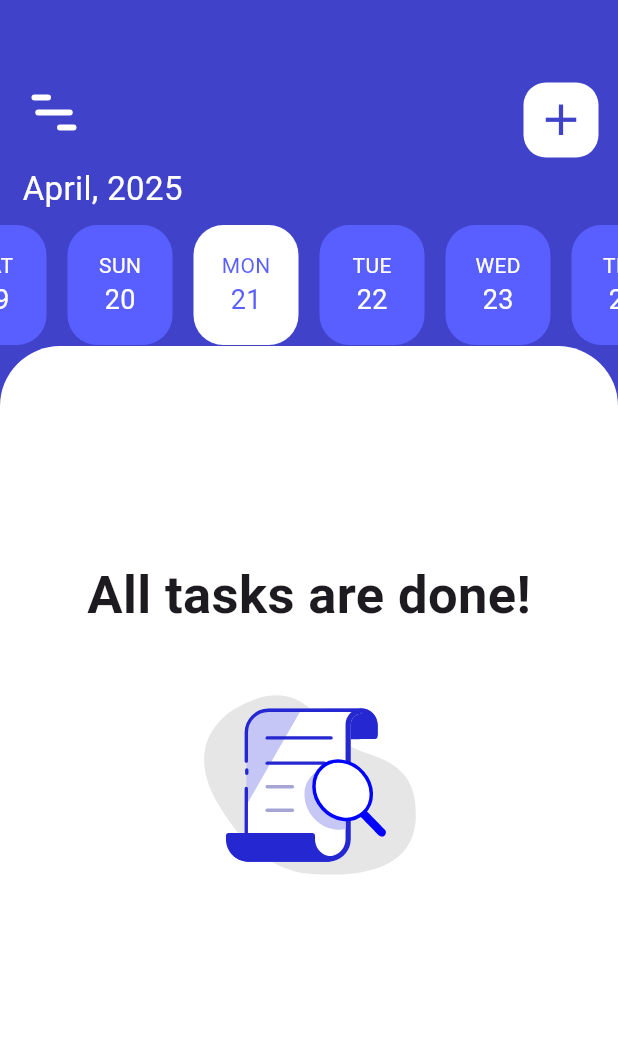
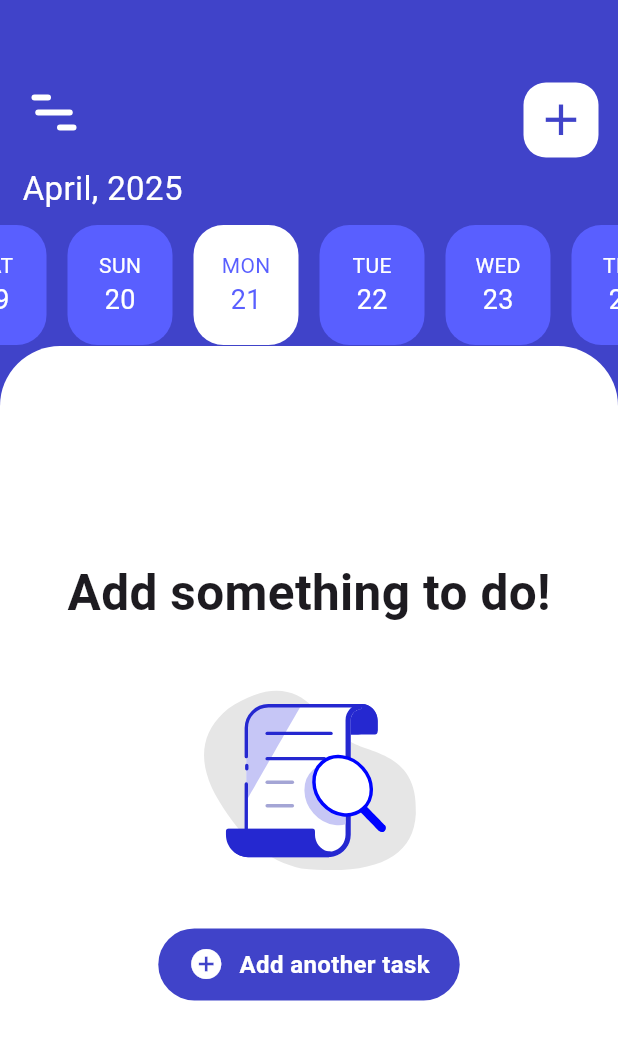
Before and after one commit to LocTime1/coursework, a Flutter app: the screen it shows after launch, on a phone screen of 412 x 824 dp. Shown: the top 1040 px of the screen. Run offline on Flutter 3.47's test engine with Material 3 defaults, Android fonts, the phone set to English and light mode, and no system bars; our stand-ins replace lottie, sqflite; accounts and stored records are empty.

Commit message:
сделал разделение на выполненые и невыполненые задачи

```diff
--- a/lib/main.dart
+++ b/lib/main.dart
@@ -71,8 +71,10 @@ class _HomeScreenState extends State<HomeScreen> {
                     Navigator.push(
                       context,
                       MaterialPageRoute(
-                          builder: (context) =>
-                              AddTaskScreen(refreshTasks: _refreshTasks)),
+                          builder: (context) => AddTaskScreen(
+                                refreshTasks: _refreshTasks,
+                                selectedDate: _selectedDate,
+                              )),
                     ).then((_) {
                       _refreshTasks();
                     });
@@ -105,7 +107,10 @@ class _HomeScreenState extends State<HomeScreen> {
               left: 10,
               right: 10,
               child: TasksWidget(
-                  key: _tasksWidgetKey, selectedDate: _selectedDate)),
+                key: _tasksWidgetKey,
+                selectedDate: _selectedDate,
+                refreshTasks: _refreshTasks,
+              )),
         ],
       ),
     );
--- a/lib/widgets/TasksScreen/tasksWidget.dart
+++ b/lib/widgets/TasksScreen/tasksWidget.dart
@@ -1,7 +1,8 @@
-// ignore_for_file: prefer_const_constructors, sized_box_for_whitespace, use_super_parameters, file_names
+// ignore_for_file: prefer_const_constructors, sized_box_for_whitespace, use_super_parameters, file_names, prefer_const_literals_to_create_immutables
 
 import 'dart:developer';
 
+import 'package:coursework/addTaskSreen.dart';
 import 'package:coursework/database.dart';
 import 'package:flutter/material.dart';
 import 'package:intl/intl.dart';
@@ -9,8 +10,11 @@ import 'package:lottie/lottie.dart';
 
 class TasksWidget extends StatefulWidget {
   final DateTime selectedDate;
+  final VoidCallback refreshTasks;
 
-  const TasksWidget({Key? key, required this.selectedDate}) : super(key: key);
+  const TasksWidget(
+      {Key? key, required this.selectedDate, required this.refreshTasks})
+      : super(key: key);
 
   @override
   TasksWidgetState createState() => TasksWidgetState();
@@ -18,6 +22,8 @@ class TasksWidget extends StatefulWidget {
 
 class TasksWidgetState extends State<TasksWidget> {
   List<Map<String, dynamic>> tasks = [];
+  List<Map<String, dynamic>> activeTasks = [];
+  List<Map<String, dynamic>> completedTasks = [];
 
   void loadTasks() async {
     final data = await MyDatabase().getTasks();
@@ -39,6 +45,8 @@ class TasksWidgetState extends State<TasksWidget> {
 
     setState(() {
       tasks = filtered;
+      activeTasks = filtered.where((t) => t['isCompleted'] == 0).toList();
+      completedTasks = filtered.where((t) => t['isCompleted'] == 1).toList();
     });
   }
 
@@ -66,10 +74,46 @@ class TasksWidgetState extends State<TasksWidget> {
         width: MediaQuery.of(context).size.width,
         child: Column(children: [
           Text(
-            "All tasks are done!",
-            style: TextStyle(fontSize: 35, fontWeight: FontWeight.bold),
+            "Add something to do!",
+            style: TextStyle(fontSize: 33, fontWeight: FontWeight.bold),
           ),
-          Lottie.asset("assets/animations/empty_animation.json", height: 200)
+          Lottie.asset("assets/animations/empty_animation.json", height: 200),
+          GestureDetector(
+            onTap: () {
+              Navigator.push(
+                context,
+                MaterialPageRoute(
+                    builder: (context) => AddTaskScreen(
+                          refreshTasks: widget.refreshTasks,
+                          selectedDate: widget.selectedDate,
+                        )),
+              ).then((_) {
+                widget.refreshTasks();
+              });
+            },
+            child: Container(
+              padding: EdgeInsets.symmetric(horizontal: 20, vertical: 12),
+              decoration: BoxDecoration(
+                color: Color.fromRGBO(64, 67, 201, 1),
+                borderRadius: BorderRadius.circular(40),
+              ),
+              child: Row(
+                mainAxisSize: MainAxisSize.min,
+                children: [
+                  Icon(Icons.add_circle, color: Colors.white),
+                  SizedBox(width: 10),
+                  Text(
+                    "Add another task",
+                    style: TextStyle(
+                      color: Colors.white,
+                      fontSize: 16,
+                      fontWeight: FontWeight.bold,
+                    ),
+                  ),
+                ],
+              ),
+            ),
+          ),
         ]),
       );
     }
@@ -77,25 +121,158 @@ class TasksWidgetState extends State<TasksWidget> {
     bool isToday = today.year == widget.selectedDate.year &&
         today.month == widget.selectedDate.month &&
         today.day == widget.selectedDate.day;
+    if (activeTasks.isEmpty && completedTasks.isNotEmpty) {
+      return Container(
+        height: MediaQuery.of(context).size.height * 0.65,
+        child: ListView(
+          padding: EdgeInsets.only(top: 0),
+          children: [
+            Column(
+              children: [
+                LottieBuilder.asset(
+                  "assets/animations/first_animation.json",
+                  height: 170,
+                  repeat: false,
+                ),
+                Text(
+                  "All tasks are done!",
+                  style: TextStyle(fontSize: 25, fontWeight: FontWeight.w600),
+                ),
+                SizedBox(height: 20),
+                GestureDetector(
+                  onTap: () {
+                    Navigator.push(
+                      context,
+                      MaterialPageRoute(
+                          builder: (context) => AddTaskScreen(
+                                refreshTasks: widget.refreshTasks,
+                                selectedDate: widget.selectedDate,
+                              )),
+                    ).then((_) {
+                      widget.refreshTasks();
+                    });
+                  },
+                  child: Container(
+                    padding: EdgeInsets.symmetric(horizontal: 20, vertical: 12),
+                    decoration: BoxDecoration(
+                      color: Color.fromRGBO(64, 67, 201, 1),
+                      borderRadius: BorderRadius.circular(40),
+                    ),
+                    child: Row(
+                      mainAxisSize: MainAxisSize.min,
+                      children: [
+                        Icon(Icons.add_circle, color: Colors.white),
+                        SizedBox(width: 10),
+                        Text(
+                          "Add another task",
+                          style: TextStyle(
+                            color: Colors.white,
+                            fontSize: 16,
+                            fontWeight: FontWeight.bold,
+                          ),
+                        ),
+                      ],
+                    ),
+                  ),
+                ),
+              ],
+            ),
+            Padding(
+              padding: const EdgeInsets.only(top: 15),
+              child: ExpansionTile(
+                key: PageStorageKey(widget.selectedDate.toIso8601String()),
+                title: Text(
+                    "Completed tasks ${completedTasks.length}/${activeTasks.length + completedTasks.length}",
+                    style:
+                        TextStyle(fontWeight: FontWeight.bold, fontSize: 25)),
+                children: completedTasks
+                    .map((task) =>
+                        TaskTile(task: task, onTaskChanged: loadTasks))
+                    .toList(),
+              ),
+            ),
+          ],
+        ),
+      );
+    }
 
-    return Column(
-      crossAxisAlignment: CrossAxisAlignment.start,
+    return Container(
+      height: MediaQuery.of(context).size.height * 0.65,
+      child: ListView(
+        padding: EdgeInsets.only(top: 10),
         children: [
-        Container(
-          padding: EdgeInsets.only(left: 15),
+          Padding(
+            padding: EdgeInsets.symmetric(horizontal: 15),
             child: Text(
               isToday
                   ? "Today's tasks:"
                   : "Tasks for ${DateFormat('MMMM d').format(widget.selectedDate)}:",
-              style: TextStyle(fontSize: 28, fontWeight: FontWeight.bold)),
+              style: TextStyle(fontSize: 28, fontWeight: FontWeight.bold),
             ),
-        Container(
-          width: double.infinity,
-          height: MediaQuery.of(context).size.height * 0.72,
-          child: ListView.builder(
-            itemCount: tasks.length,
-            itemBuilder: (context, index) {
-              final task = tasks[index];
+          ),
+          ...activeTasks
+              .map((task) => TaskTile(task: task, onTaskChanged: loadTasks)),
+          Padding(
+            padding: const EdgeInsets.only(top: 15),
+            child: ExpansionTile(
+              key: PageStorageKey(widget.selectedDate.toIso8601String()),
+              title: Text(
+                  "Completed tasks ${completedTasks.length}/${activeTasks.length + completedTasks.length}",
+                  style: TextStyle(fontWeight: FontWeight.bold, fontSize: 25)),
+              children: completedTasks
+                  .map((task) => TaskTile(task: task, onTaskChanged: loadTasks))
+                  .toList(),
+            ),
+          ),
+        ],
+      ),
+    );
+  }
+}
+
+class TaskTile extends StatefulWidget {
+  final Map<String, dynamic> task;
+  final VoidCallback onTaskChanged;
+
+  const TaskTile({
+    required this.task,
+    required this.onTaskChanged,
+    super.key,
+  });
+
+  @override
+  _TaskTileState createState() => _TaskTileState();
+}
+
+class _TaskTileState extends State<TaskTile> {
+  late bool isCompleted;
+  late dynamic task;
+
+  @override
+  void initState() {
+    super.initState();
+    task = widget.task;
+    isCompleted = widget.task["isCompleted"] == 1;
+  }
+
+  void _toggleCompleted() async {
+    int newStatus = isCompleted ? 0 : 1;
+
+    await MyDatabase().updateTaskCompletion(widget.task['id'], newStatus);
+    setState(() {
+      isCompleted = !isCompleted;
+    });
+
+    widget.onTaskChanged();
+  }
+
+  void _deleteTask() async {
+    await MyDatabase().deleteTask(widget.task['id']);
+    widget.onTaskChanged();
+  }
+
+  @override
+  Widget build(BuildContext context) {
     return Row(
       mainAxisAlignment: MainAxisAlignment.spaceAround,
       children: [
@@ -106,11 +283,7 @@ class TasksWidgetState extends State<TasksWidget> {
             ),
             GestureDetector(
               onTap: () async {
-                          int newStatus = task["isCompleted"] == 1 ? 0 : 1;
-                          await MyDatabase()
-                              .updateTaskCompletion(task['id'], newStatus);
-
-                          loadTasks();
+                _toggleCompleted();
               },
               child: task["isCompleted"] == 1
                   ? Container(
@@ -120,8 +293,7 @@ class TasksWidgetState extends State<TasksWidget> {
                         color: Color(task['color']),
                         shape: BoxShape.circle,
                       ),
-                                child: Icon(Icons.check,
-                                    color: Colors.white, size: 23),
+                      child: Icon(Icons.check, color: Colors.white, size: 23),
                     )
                   : Container(
                       width: 30,
@@ -178,16 +350,14 @@ class TasksWidgetState extends State<TasksWidget> {
                   Text(
                     "${task['deadline']}",
                     style: TextStyle(
-                                  color: Color.fromRGBO(75, 76, 90, 1),
-                                  fontSize: 17),
+                        color: Color.fromRGBO(75, 76, 90, 1), fontSize: 17),
                   ),
                   SizedBox(
                     height: 15,
                   ),
                   Text(
                     "${task['title']}",
-                              style: TextStyle(
-                                  fontSize: 24, fontWeight: FontWeight.bold),
+                    style: TextStyle(fontSize: 24, fontWeight: FontWeight.bold),
                   ),
                   SizedBox(
                     height: 5,
@@ -199,22 +369,18 @@ class TasksWidgetState extends State<TasksWidget> {
                       children: [
                         GestureDetector(
                             onTap: () async {
-                                        await MyDatabase()
-                                            .deleteTask(task['id']);
-                                        loadTasks();
+                              _deleteTask();
                             },
                             child: Container(
                                 height: 40,
                                 width: 70,
                                 decoration: BoxDecoration(
                                     color: Color(task['color']),
-                                              borderRadius:
-                                                  BorderRadius.circular(35)),
+                                    borderRadius: BorderRadius.circular(35)),
                                 child: Center(
                                   child: Text(
                                     "Delete",
-                                              style: TextStyle(
-                                                  color: Colors.white),
+                                    style: TextStyle(color: Colors.white),
                                   ),
                                 )))
                       ],
@@ -225,11 +391,6 @@ class TasksWidgetState extends State<TasksWidget> {
             ],
           ),
         )
-                ],
-              );
-            },
-          ),
-        ),
       ],
     );
   }
```
Also changed, not shown: lib/AddTaskSreen.dart (+14 -7 lines). Lines whose indentation alone changed are shown as unchanged.
